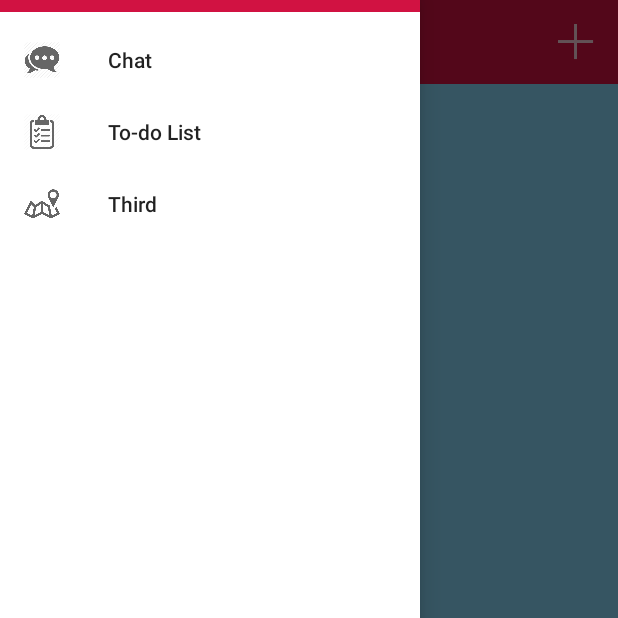
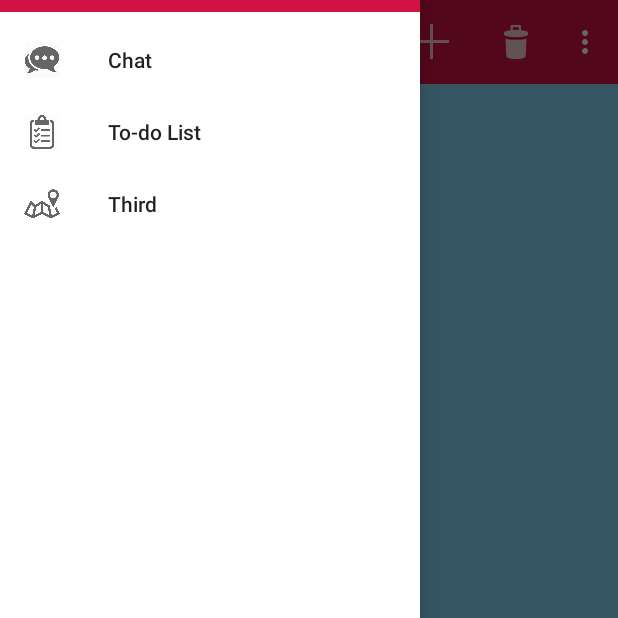
Before and after one commit to DanielGalarza/Collab-Station, an Android app: the fragment TodoListFragment placed in its activity, with the side drawer open, on a phone screen of 412 x 824 dp, the top half of it. Run offline under Robolectric (Android 15) with nearby library versions, the phone set to English and light mode, and no system bars.

Commit message:
TODO: Add method to delete task item

```diff
--- a/app/src/main/AndroidManifest.xml
+++ b/app/src/main/AndroidManifest.xml
@@ -33,7 +33,8 @@
         </activity>
         <activity
             android:name=".TodoPagerActivity"
-            android:label="@string/app_name" >
+            android:label="@string/app_name"
+            android:parentActivityName=".TodoListActivity">
         </activity>
     </application>
 
--- a/app/src/main/java/com/example/danielgalarza/collabstation/TodoLab.java
+++ b/app/src/main/java/com/example/danielgalarza/collabstation/TodoLab.java
@@ -45,6 +45,10 @@ public class TodoLab {
         mTodos.add(t);
     }
 
+    public void removeTodo(Todo t) {
+        mTodos.remove(t);
+    }
+
     public List<Todo> getTodos() {
         return mTodos;
     }
--- a/app/src/main/java/com/example/danielgalarza/collabstation/TodoListFragment.java
+++ b/app/src/main/java/com/example/danielgalarza/collabstation/TodoListFragment.java
@@ -4,6 +4,7 @@ import android.content.Intent;
 import android.os.Bundle;
 import android.support.v4.app.Fragment;
 //import android.support.v4.app.FragmentActivity;
+import android.support.v7.app.AppCompatActivity;
 import android.support.v7.widget.LinearLayoutManager;
 import android.support.v7.widget.RecyclerView;
 import android.text.format.DateFormat;
@@ -15,6 +16,7 @@ import android.view.View;
 import android.view.ViewGroup;
 import android.widget.CheckBox;
 import android.widget.TextView;
+import android.widget.Toast;
 //import android.widget.Toast;
 
 import java.util.List;
@@ -31,10 +33,12 @@ import java.util.List;
 
 public class TodoListFragment extends Fragment {
 
+    private static final String SAVED_SUBTITLE_VISIBLE = "subtitle";
 
     private RecyclerView mTodoRecyclerView;
     private TodoAdapter mAdapter;
     private int mLastAdapterClickPosition = -1;
+    private boolean mSubtitleVisible;
 
     @Override
     public void onCreate(Bundle savedInstanceState) {
@@ -49,6 +53,10 @@ public class TodoListFragment extends Fragment {
         mTodoRecyclerView = (RecyclerView) view.findViewById(R.id.todo_recycler_view);
         mTodoRecyclerView.setLayoutManager(new LinearLayoutManager(getActivity()));
 
+        if (savedInstanceState != null) {
+            mSubtitleVisible = savedInstanceState.getBoolean(SAVED_SUBTITLE_VISIBLE);
+        }
+
         updateUI();
 
         return view;
@@ -60,10 +68,25 @@ public class TodoListFragment extends Fragment {
         updateUI();
     }
 
+    /** UNNECESSARY OVERRIDE **
+    @Override
+    public void onSavedInstanceState(Bundle outState) {
+        super.onSaveInstanceState(outState);
+        outState.putBoolean(SAVED_SUBTITLE_VISIBLE, mSubtitleVisible);
+    }
+    **/
+
     @Override
     public void onCreateOptionsMenu(Menu menu, MenuInflater inflater) {
         super.onCreateOptionsMenu(menu, inflater);
         inflater.inflate(R.menu.fragment_todo_list, menu);
+
+        MenuItem subtitleItem = menu.findItem(R.id.menu_item_show_subtitle);
+        if (mSubtitleVisible) {
+            subtitleItem.setTitle(R.string.hide_subtitle);
+        } else {
+            subtitleItem.setTitle(R.string.show_subtitle);
+        }
     }
 
     @Override
@@ -75,9 +98,28 @@ public class TodoListFragment extends Fragment {
                 Intent intent = TodoPagerActivity.newIntent(getActivity(), todo.getId());
                 startActivity(intent);
                 return true;
+            case R.id.menu_item_show_subtitle:
+                mSubtitleVisible = !mSubtitleVisible;
+                getActivity().invalidateOptionsMenu();
+                updateSubtitle();
+                return true;
             default:
                 return super.onOptionsItemSelected(item);
         }
+    }
+
+
+    private void updateSubtitle() {
+        TodoLab todoLab = TodoLab.get(getActivity());
+        int todoCount = todoLab.getTodos().size();
+        String subtitle = getString(R.string.subtitle_format, todoCount);
+
+        if (!mSubtitleVisible) {
+            subtitle = null;
+        }
+
+        AppCompatActivity activity = (AppCompatActivity) getActivity();
+        activity.getSupportActionBar().setSubtitle(subtitle);
     }
 
     private void updateUI() {
@@ -96,6 +138,7 @@ public class TodoListFragment extends Fragment {
                 mLastAdapterClickPosition = -1;
             }
         }
+        updateSubtitle();
     }
 
     // custom ViewHolder maintains reference to view (TextView)
--- /dev/null
+++ b/app/src/main/res/menu/fragment_detail.xml
@@ -0,0 +1,4 @@
+<?xml version="1.0" encoding="utf-8"?>
+<menu xmlns:android="http://schemas.android.com/apk/res/android">
+
+</menu>
--- a/app/src/main/res/menu/fragment_todo_list.xml
+++ b/app/src/main/res/menu/fragment_todo_list.xml
@@ -9,4 +9,18 @@
         app:showAsAction="ifRoom"/>
     <!--app:showAsAction="ifRoom|withText"-->
 
+    <item
+        android:id="@+id/menu_item_delete_todo"
+        android:icon="@drawable/ic_menu_item_delete"
+        android:title="@string/delete_todo"
+        app:showAsAction="ifRoom"/>
+    <!--app:showAsAction="ifRoom|withText"-->
+
+    <item
+        android:id="@+id/menu_item_show_subtitle"
+        android:title="@string/show_subtitle"
+        app:showAsAction="ifRoom"/>
+
+
+
 </menu>
--- a/app/src/main/res/values/strings.xml
+++ b/app/src/main/res/values/strings.xml
@@ -14,6 +14,7 @@
     <string name="todo_complete_label">Task Complete</string>
     <string name="date_picker_title">Task Deadline:</string>
     <string name="new_todo">New Item</string>
+    <string name="delete_todo">Delete Item</string>
     <string name="show_subtitle">Show Subtitle</string>
     <string name="hide_subtitle">Hide Subtitle</string>
     <string name="subtitle_format">%1$s todo items</string>
```
Also changed, not shown: app/src/main/java/com/example/danielgalarza/collabstation/TodoFragment.java (+21 -0 lines), app/src/main/res/drawable-hdpi/ic_menu_item_delete.png (added), app/src/main/res/drawable-mdpi/ic_menu_item_delete.png (added), app/src/main/res/drawable-xhdpi/ic_menu_item_delete.png (added), app/src/main/res/drawable-xxhdpi/ic_menu_item_delete.png (added).
